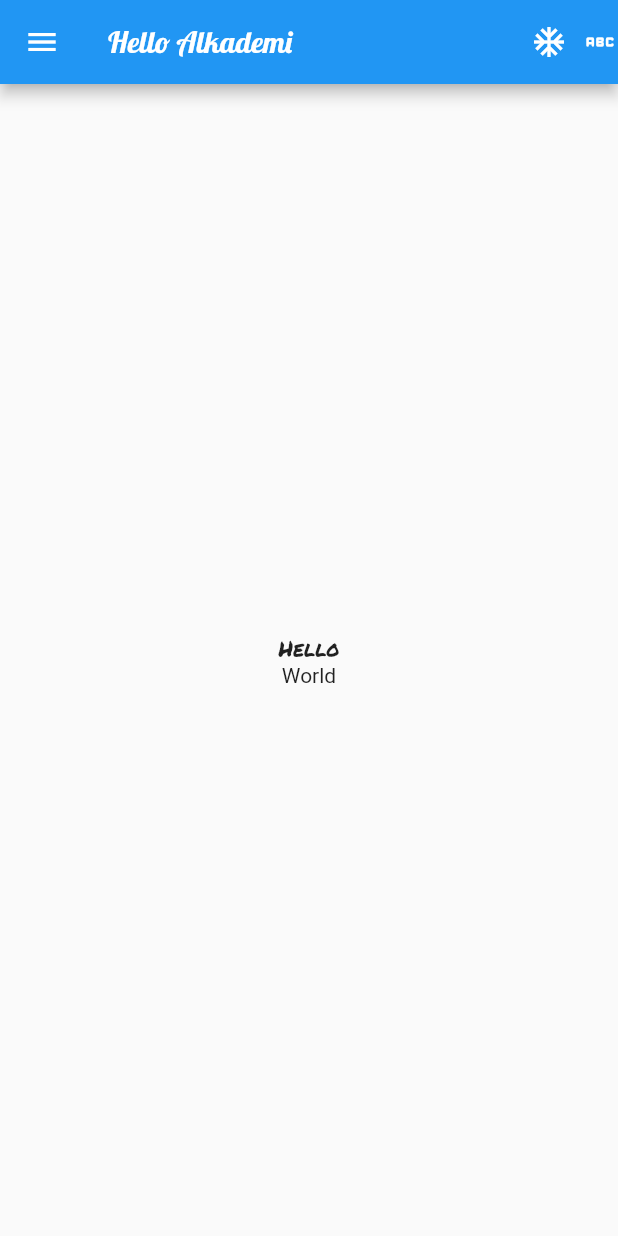
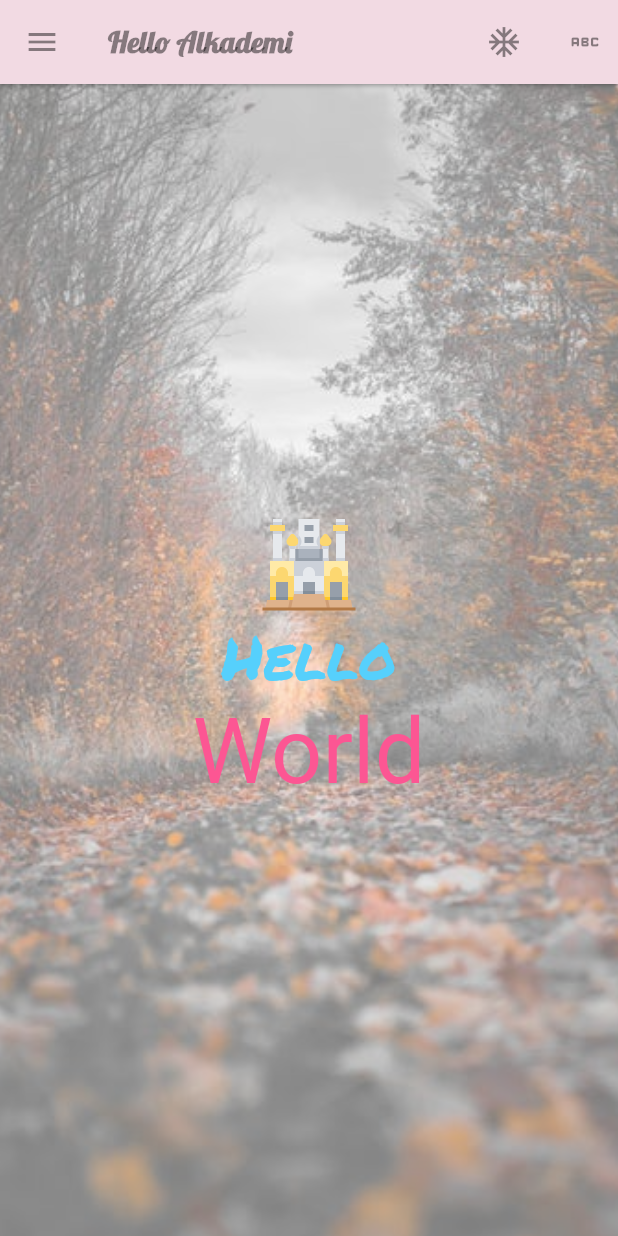
Before and after one commit to RandhoB/HelloWorld-Alkademi, a Flutter app: the screen it shows after launch, on a phone screen of 412 x 824 dp. Run offline on Flutter 3.47's test engine with Material 2 defaults, Android fonts, the phone set to English and light mode, and no system bars; our stand-ins replace flutter_svg, get, google_fonts; Roboto replaces fonts that are missing (Combo).

Commit message:
perubahan lanjutan

```diff
--- a/lib/app/modules/home/views/home_view.dart
+++ b/lib/app/modules/home/views/home_view.dart
@@ -1,4 +1,5 @@
 import 'package:flutter/material.dart';
+import 'package:flutter_svg/svg.dart';
 
 import 'package:get/get.dart';
 import 'package:helloworld_alkademi/theme.dart';
@@ -11,42 +12,81 @@ class HomeView extends GetView<HomeController> {
   Widget build(BuildContext context) {
     return Scaffold(
       appBar: AppBar(
+        elevation: 1,
+        backgroundColor: appColor,
         leading: IconButton(
-          icon: Icon(Icons.menu),
+          icon: Icon(
+            Icons.menu,
+            color: Colors.black45,
+          ),
           onPressed: () {},
         ),
         title: Text(
           'Hello Alkademi',
-          style: appStyle.copyWith(),
+          style: appStyle.copyWith(
+            color: Colors.black45,
+            fontWeight: FontWeight.bold,
+          ),
         ),
         centerTitle: false,
         actions: [
-          Icon(Icons.ac_unit),
+          Container(
+              child: Icon(
+            Icons.ac_unit,
+            color: Colors.black45,
+          )),
+          SizedBox(
+            width: 30,
+          ),
+          Container(
+              child: Icon(
+            Icons.abc_rounded,
+            color: Colors.black45,
+          )),
           SizedBox(
             width: 10,
           ),
-          Icon(Icons.abc_rounded),
         ],
       ),
-      body: Container(
+      body: Stack(
+        children: [
+          Opacity(
+            opacity: 0.5,
+            child: Image.asset(
+              'assets/background.jpeg',
+              fit: BoxFit.cover,
+              height: Get.height,
+              width: Get.width,
+            ),
+          ),
+          Container(
             alignment: Alignment.center,
             child: Column(
               mainAxisAlignment: MainAxisAlignment.center,
               children: [
+                SvgPicture.asset('assets/landmark.svg'),
                 Text(
                   'Hello',
-              style: bodyJudulStyle.copyWith(),
+                  style: bodyJudulStyle.copyWith(
+                    fontSize: 40,
+                    color: youngBlue,
+                  ),
                 ),
                 SizedBox(
-              width: Get.width * 0.5,
+                  width: 100,
                 ),
                 Text(
                   'World',
-              style: bodyIsiStyle.copyWith(),
+                  style: bodyIsiStyle.copyWith(
+                    fontSize: 60,
+                    color: youngRed,
+                  ),
                 ),
               ],
             ),
           ),
+        ],
+      ),
     );
   }
 }
--- a/pubspec.yaml
+++ b/pubspec.yaml
@@ -9,6 +9,7 @@ dependencies:
   cupertino_icons: ^1.0.2
   get: 4.6.5
   google_fonts: 3.0.1
+  flutter_svg: 1.1.5
   flutter:
     sdk: flutter
 
```
Also changed, not shown: assets/background.jpeg (added), assets/landmark.svg (added), pubspec.lock. Lines whose indentation alone changed are shown as unchanged.
